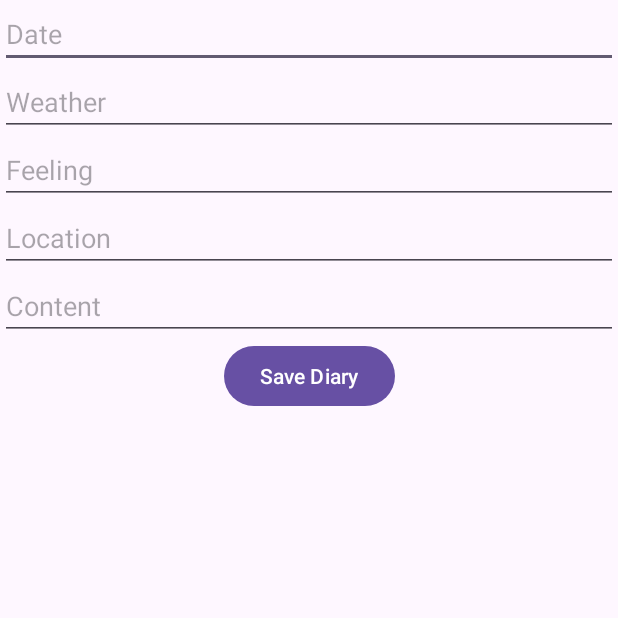
After one commit to Heejae-L/DaMoYeo, an Android app: the WriteDiaryActivity screen opened directly, with no data from a screen before it, on a phone screen of 412 x 824 dp, the top half of it. The commit adds this screen. Run offline under Robolectric (Android 15) with nearby library versions, the phone set to English and light mode, and no system bars; our stand-ins replace Firebase (no records; nobody signed in at launch, a user with empty details on screens opened directly).

```diff
--- a/app/src/main/AndroidManifest.xml
+++ b/app/src/main/AndroidManifest.xml
@@ -23,6 +23,8 @@
         </activity>
         <activity android:name=".MainActivity"/>
         <activity android:name=".RegisterActivity"/>
+        <activity android:name=".WriteDiaryActivity"/>
+        <activity android:name=".ViewDiariesActivity"/>
     </application>
 
 </manifest>
--- a/app/src/main/java/android/org/firebasetest/RegisterActivity.java
+++ b/app/src/main/java/android/org/firebasetest/RegisterActivity.java
@@ -54,7 +54,7 @@ public class RegisterActivity extends AppCompatActivity {
                         if (firebaseUser != null) {
                             String userId = firebaseUser.getUid();
                             // Firebase에 사용자 정보를 저장합니다.
-                            User user = new User(userId, name, email, Integer.parseInt(age), null); // 나이는 예시로 0으로 설정
+                            User user = new User(userId, name, email, Integer.parseInt(age),null,0 ,null); // 나이는 예시로 0으로 설정
                             userManager.saveUser(user);
                             Toast.makeText(RegisterActivity.this, "User registration successful", Toast.LENGTH_SHORT).show();
                             finish(); // 활동 종료
--- /dev/null
+++ b/app/src/main/java/android/org/firebasetest/WriteDiaryActivity.java
@@ -0,0 +1,57 @@
+package android.org.firebasetest;
+
+import android.os.Bundle;
+import android.widget.Button;
+import android.widget.EditText;
+import android.widget.Toast;
+
+import androidx.annotation.NonNull;
+import androidx.appcompat.app.AppCompatActivity;
+
+import com.google.firebase.auth.FirebaseAuth;
+import com.google.firebase.auth.FirebaseUser;
+
+public class WriteDiaryActivity extends AppCompatActivity {
+
+    private EditText editTextDate, editTextWeather, editTextFeeling, editTextLocation, editTextContent;
+    private Button buttonSaveDiary;
+    private DiaryManager diaryManager;
+    private FirebaseAuth mAuth;
+
+    @Override
+    protected void onCreate(Bundle savedInstanceState) {
+        super.onCreate(savedInstanceState);
+        setContentView(R.layout.activity_write_diary);
+
+        mAuth = FirebaseAuth.getInstance();
+        diaryManager = new DiaryManager();
+
+        editTextDate = findViewById(R.id.editTextDate);
+        editTextWeather = findViewById(R.id.editTextWeather);
+        editTextFeeling = findViewById(R.id.editTextFeeling);
+        editTextLocation = findViewById(R.id.editTextLocation);
+        editTextContent = findViewById(R.id.editTextContent);
+        buttonSaveDiary = findViewById(R.id.buttonSaveDiary);
+
+        buttonSaveDiary.setOnClickListener(v -> saveDiary());
+    }
+
+    private void saveDiary() {
+        FirebaseUser user = mAuth.getCurrentUser();
+        if (user != null) {
+            String userId = user.getUid();
+            String date = editTextDate.getText().toString().trim();
+            String weather = editTextWeather.getText().toString().trim();
+            String feeling = editTextFeeling.getText().toString().trim();
+            String location = editTextLocation.getText().toString().trim();
+            String content = editTextContent.getText().toString().trim();
+
+            Diary diary = new Diary(userId, date, weather, feeling, location, null, null, content);
+            diaryManager.saveDiary(userId, date, diary);
+            Toast.makeText(this, "Diary saved successfully", Toast.LENGTH_SHORT).show();
+            finish(); // Close activity after save
+        } else {
+            Toast.makeText(this, "User is not logged in", Toast.LENGTH_LONG).show();
+        }
+    }
+}
--- /dev/null
+++ b/app/src/main/res/layout/activity_write_diary.xml
@@ -0,0 +1,62 @@
+<?xml version="1.0" encoding="utf-8"?>
+<androidx.constraintlayout.widget.ConstraintLayout xmlns:android="http://schemas.android.com/apk/res/android"
+    xmlns:app="http://schemas.android.com/apk/res-auto"
+    xmlns:tools="http://schemas.android.com/tools"
+    android:layout_width="match_parent"
+    android:layout_height="match_parent"
+    tools:context=".WriteDiaryActivity">
+
+    <EditText
+        android:id="@+id/editTextDate"
+        android:layout_width="0dp"
+        android:layout_height="wrap_content"
+        android:hint="Date"
+        app:layout_constraintEnd_toEndOf="parent"
+        app:layout_constraintStart_toStartOf="parent"
+        app:layout_constraintTop_toTopOf="parent" />
+
+    <EditText
+        android:id="@+id/editTextWeather"
+        android:layout_width="0dp"
+        android:layout_height="wrap_content"
+        android:hint="Weather"
+        app:layout_constraintTop_toBottomOf="@id/editTextDate"
+        app:layout_constraintStart_toStartOf="parent"
+        app:layout_constraintEnd_toEndOf="parent" />
+
+    <EditText
+        android:id="@+id/editTextFeeling"
+        android:layout_width="0dp"
+        android:layout_height="wrap_content"
+        android:hint="Feeling"
+        app:layout_constraintTop_toBottomOf="@id/editTextWeather"
+        app:layout_constraintStart_toStartOf="parent"
+        app:layout_constraintEnd_toEndOf="parent" />
+
+    <EditText
+        android:id="@+id/editTextLocation"
+        android:layout_width="0dp"
+        android:layout_height="wrap_content"
+        android:hint="Location"
+        app:layout_constraintTop_toBottomOf="@id/editTextFeeling"
+        app:layout_constraintStart_toStartOf="parent"
+        app:layout_constraintEnd_toEndOf="parent" />
+
+    <EditText
+        android:id="@+id/editTextContent"
+        android:layout_width="0dp"
+        android:layout_height="wrap_content"
+        android:hint="Content"
+        app:layout_constraintTop_toBottomOf="@id/editTextLocation"
+        app:layout_constraintStart_toStartOf="parent"
+        app:layout_constraintEnd_toEndOf="parent" />
+
+    <Button
+        android:id="@+id/buttonSaveDiary"
+        android:layout_width="wrap_content"
+        android:layout_height="wrap_content"
+        android:text="Save Diary"
+        app:layout_constraintTop_toBottomOf="@id/editTextContent"
+        app:layout_constraintEnd_toEndOf="parent"
+        app:layout_constraintStart_toStartOf="parent" />
+</androidx.constraintlayout.widget.ConstraintLayout>
```
Also changed, not shown: app/src/main/java/android/org/firebasetest/DiaryAdapter.java (added, +49 -0 lines), app/src/main/java/android/org/firebasetest/MainActivity.java (+22 -2 lines), app/src/main/java/android/org/firebasetest/Memo.java (+8 -4 lines), app/src/main/java/android/org/firebasetest/MemoManager.java (+67 -2 lines), app/src/main/java/android/org/firebasetest/User.java (+9 -1 lines), app/src/main/java/android/org/firebasetest/ViewDiariesActivity.java (added, +43 -0 lines), app/src/main/res/layout/activity_main.xml (+18 -0 lines), app/src/main/res/layout/activity_view_diaries.xml (added, +17 -0 lines), app/src/main/res/layout/diary_list_item.xml (added, +24 -0 lines).
